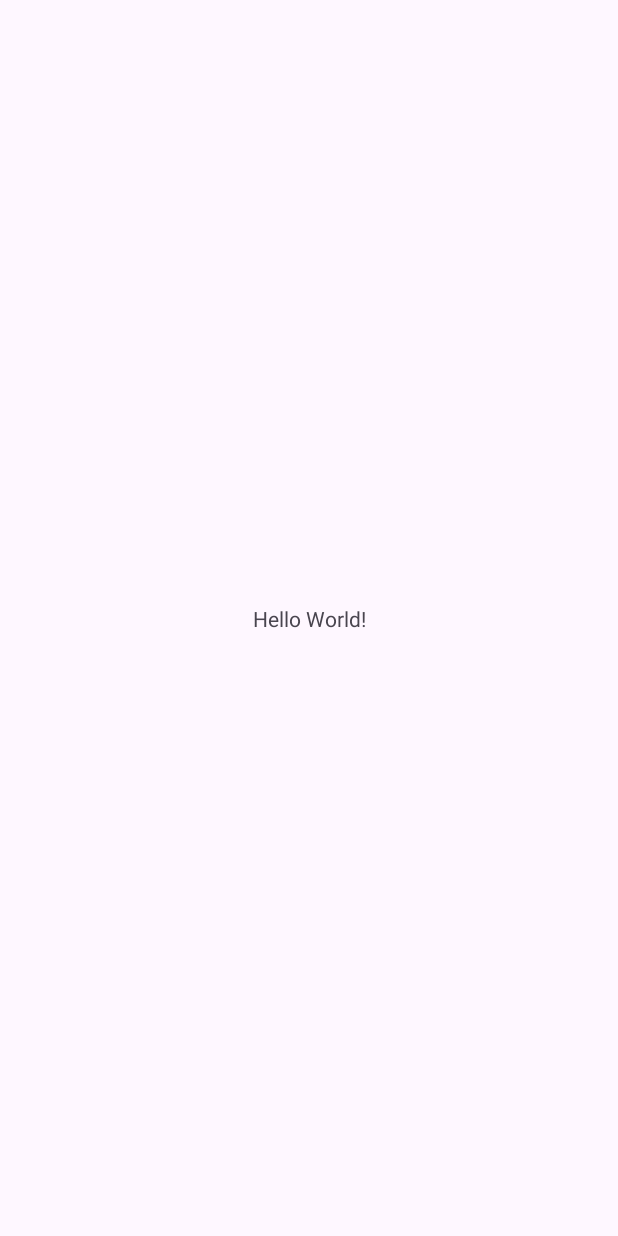
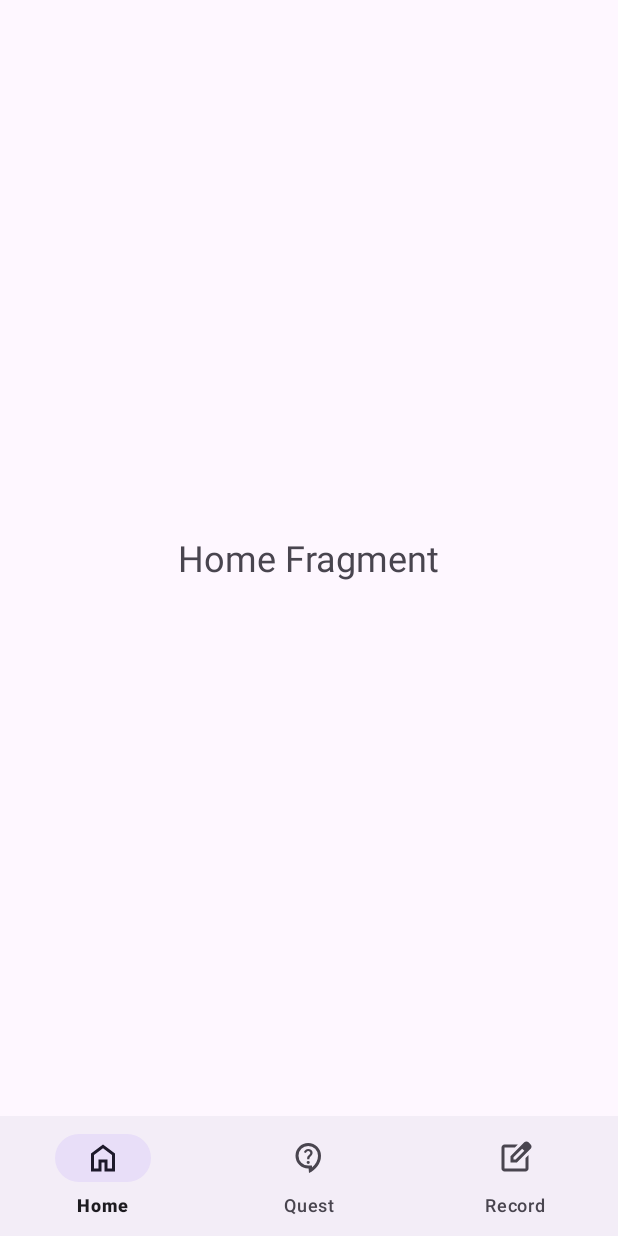
Before and after one commit to kyleidea1/Manolja, an Android app: the screen it shows after launch (MainActivity), on a phone screen of 412 x 824 dp. Before the commit the screen is almost empty. Run offline under Robolectric (Android 15) with nearby library versions, the phone set to English and light mode, and no system bars.

Commit message:
feat: 바텀 네비게이션 구현 - 홈, 퀘스트, 기록 프래그먼트 구현 필요

```diff
--- a/app/build.gradle.kts
+++ b/app/build.gradle.kts
@@ -6,6 +6,10 @@ plugins {
 android {
     namespace = "com.example.manolja"
     compileSdk = 34
+
+    buildFeatures {
+        viewBinding = true
+    }
 
     defaultConfig {
         applicationId = "com.example.manolja"
--- a/app/src/main/AndroidManifest.xml
+++ b/app/src/main/AndroidManifest.xml
@@ -12,8 +12,9 @@
         android:supportsRtl="true"
         android:theme="@style/Theme.Manolja"
         tools:targetApi="31">
+
         <activity
-            android:name=".MainActivity"
+            android:name=".ui.activity.MainActivity"
             android:exported="true">
             <intent-filter>
                 <action android:name="android.intent.action.MAIN" />
--- a/app/src/main/java/com/example/manolja/MainActivity.kt
+++ /dev/null
@@ -1,20 +0,0 @@
-package com.example.manolja
-
-import android.os.Bundle
-import androidx.activity.enableEdgeToEdge
-import androidx.appcompat.app.AppCompatActivity
-import androidx.core.view.ViewCompat
-import androidx.core.view.WindowInsetsCompat
-
-class MainActivity : AppCompatActivity() {
-    override fun onCreate(savedInstanceState: Bundle?) {
-        super.onCreate(savedInstanceState)
-        enableEdgeToEdge()
-        setContentView(R.layout.activity_main)
-        ViewCompat.setOnApplyWindowInsetsListener(findViewById(R.id.main)) { v, insets ->
-            val systemBars = insets.getInsets(WindowInsetsCompat.Type.systemBars())
-            v.setPadding(systemBars.left, systemBars.top, systemBars.right, systemBars.bottom)
-            insets
-        }
-    }
-}
--- /dev/null
+++ b/app/src/main/java/com/example/manolja/ui/activity/MainActivity.kt
@@ -0,0 +1,50 @@
+package com.example.manolja.ui.activity
+
+import android.os.Bundle
+import androidx.appcompat.app.AppCompatActivity
+import com.example.manolja.R
+import com.example.manolja.databinding.ActivityMainBinding
+import com.example.manolja.ui.fragment.HomeFragment
+import com.example.manolja.ui.fragment.QuestFragment
+import com.example.manolja.ui.fragment.RecordFragment
+
+class MainActivity : AppCompatActivity() {
+
+    private val binding: ActivityMainBinding by lazy {
+        ActivityMainBinding.inflate(layoutInflater)
+    }
+
+    override fun onCreate(savedInstanceState: Bundle?) {
+        super.onCreate(savedInstanceState)
+        setContentView(binding.root)
+
+        setupBottomNavigationView()
+
+        // 앱이 처음 시작될 때 홈 프래그먼트를 로드
+        if (savedInstanceState == null) {
+            loadFragment(HomeFragment())
+        }
+    }
+
+    private fun setupBottomNavigationView() {
+        binding.bottomNavigationView.setOnItemSelectedListener { item ->
+            val fragment = when (item.itemId) {
+                R.id.fragment_home -> HomeFragment()
+                R.id.fragment_quest -> QuestFragment()
+                R.id.fragment_record -> RecordFragment()
+                else -> null
+            }
+            fragment?.let {
+                loadFragment(it)
+                true
+            } ?: false
+        }
+    }
+
+    private fun loadFragment(fragment: androidx.fragment.app.Fragment) {
+        supportFragmentManager.beginTransaction()
+            .replace(R.id.main_container, fragment)
+            .addToBackStack(null)  // Back Stack에 추가하여 뒤로 가기 지원
+            .commit()               // 트랜잭션 커밋
+    }
+}
--- /dev/null
+++ b/app/src/main/java/com/example/manolja/ui/fragment/HomeFragment.kt
@@ -0,0 +1,18 @@
+package com.example.manolja.ui.fragment
+
+import android.os.Bundle
+import android.view.LayoutInflater
+import android.view.View
+import android.view.ViewGroup
+import androidx.fragment.app.Fragment
+import com.example.manolja.R
+
+class HomeFragment : Fragment() {
+
+    override fun onCreateView(
+        inflater: LayoutInflater, container: ViewGroup?,
+        savedInstanceState: Bundle?
+    ): View? {
+        return inflater.inflate(R.layout.fragment_home, container, false)
+    }
+}
--- /dev/null
+++ b/app/src/main/res/drawable/ic_home.xml
@@ -0,0 +1,9 @@
+<vector xmlns:android="http://schemas.android.com/apk/res/android"
+    android:width="24dp"
+    android:height="24dp"
+    android:viewportWidth="960"
+    android:viewportHeight="960">
+  <path
+      android:pathData="M240,760h120v-240h240v240h120v-360L480,220 240,400v360ZM160,840v-480l320,-240 320,240v480L520,840v-240h-80v240L160,840ZM480,490Z"
+      android:fillColor="#5f6368"/>
+</vector>
--- /dev/null
+++ b/app/src/main/res/drawable/ic_quest.xml
@@ -0,0 +1,9 @@
+<vector xmlns:android="http://schemas.android.com/apk/res/android"
+    android:width="24dp"
+    android:height="24dp"
+    android:viewportWidth="960"
+    android:viewportHeight="960">
+  <path
+      android:pathData="m480,880 l-10,-120h-10q-142,0 -241,-99t-99,-241q0,-142 99,-241t241,-99q71,0 132.5,26.5t108,73q46.5,46.5 73,108T800,420q0,75 -24.5,144t-67,128q-42.5,59 -101,107T480,880ZM560,734q71,-60 115.5,-140.5T720,420q0,-109 -75.5,-184.5T460,160q-109,0 -184.5,75.5T200,420q0,109 75.5,184.5T460,680h100v54ZM459,639q17,0 29,-12t12,-29q0,-17 -12,-29t-29,-12q-17,0 -29,12t-12,29q0,17 12,29t29,12ZM430,512h60q0,-30 6,-42t38,-44q18,-18 30,-39t12,-45q0,-51 -34.5,-76.5T460,240q-44,0 -74,24.5T344,324l56,22q5,-17 19,-33.5t41,-16.5q27,0 40.5,15t13.5,33q0,17 -10,30.5T480,402q-35,30 -42.5,47.5T430,512ZM460,447Z"
+      android:fillColor="#5f6368"/>
+</vector>
--- /dev/null
+++ b/app/src/main/res/drawable/ic_record.xml
@@ -0,0 +1,9 @@
+<vector xmlns:android="http://schemas.android.com/apk/res/android"
+    android:width="24dp"
+    android:height="24dp"
+    android:viewportWidth="960"
+    android:viewportHeight="960">
+  <path
+      android:pathData="M200,840q-33,0 -56.5,-23.5T120,760v-560q0,-33 23.5,-56.5T200,120h357l-80,80L200,200v560h560v-278l80,-80v358q0,33 -23.5,56.5T760,840L200,840ZM480,480ZM360,600v-170l367,-367q12,-12 27,-18t30,-6q16,0 30.5,6t26.5,18l56,57q11,12 17,26.5t6,29.5q0,15 -5.5,29.5T897,232L530,600L360,600ZM841,176 L785,120 841,176ZM440,520h56l232,-232 -28,-28 -29,-28 -231,231v57ZM700,260 L671,232 700,260 728,288 700,260Z"
+      android:fillColor="#5f6368"/>
+</vector>
--- a/app/src/main/res/layout/activity_main.xml
+++ b/app/src/main/res/layout/activity_main.xml
@@ -1,19 +1,24 @@
 <?xml version="1.0" encoding="utf-8"?>
-<androidx.constraintlayout.widget.ConstraintLayout xmlns:android="http://schemas.android.com/apk/res/android"
+<RelativeLayout xmlns:android="http://schemas.android.com/apk/res/android"
     xmlns:app="http://schemas.android.com/apk/res-auto"
     xmlns:tools="http://schemas.android.com/tools"
-    android:id="@+id/main"
     android:layout_width="match_parent"
     android:layout_height="match_parent"
-    tools:context=".MainActivity">
+    tools:context=".ui.activity.MainActivity">
 
-    <TextView
-        android:layout_width="wrap_content"
+    <!-- 프래그먼트가 표시될 컨테이너 -->
+    <FrameLayout
+        android:id="@+id/main_container"
+        android:layout_width="match_parent"
+        android:layout_height="match_parent"
+        android:layout_above="@id/bottomNavigationView" />
+
+    <!-- Bottom Navigation Bar -->
+    <com.google.android.material.bottomnavigation.BottomNavigationView
+        android:id="@+id/bottomNavigationView"
+        android:layout_width="match_parent"
         android:layout_height="wrap_content"
-        android:text="Hello World!"
-        app:layout_constraintBottom_toBottomOf="parent"
-        app:layout_constraintEnd_toEndOf="parent"
-        app:layout_constraintStart_toStartOf="parent"
-        app:layout_constraintTop_toTopOf="parent" />
+        android:layout_alignParentBottom="true"
+        app:menu="@menu/menu_bottom_nav" />
 
-</androidx.constraintlayout.widget.ConstraintLayout>
+</RelativeLayout>
--- /dev/null
+++ b/app/src/main/res/layout/fragment_home.xml
@@ -0,0 +1,14 @@
+<?xml version="1.0" encoding="utf-8"?>
+<FrameLayout xmlns:android="http://schemas.android.com/apk/res/android"
+    android:layout_width="match_parent"
+    android:layout_height="match_parent"
+    android:padding="16dp">
+
+    <TextView
+        android:id="@+id/text_home"
+        android:layout_width="wrap_content"
+        android:layout_height="wrap_content"
+        android:text="Home Fragment"
+        android:textSize="24sp"
+        android:layout_gravity="center" />
+</FrameLayout>
--- /dev/null
+++ b/app/src/main/res/menu/menu_bottom_nav.xml
@@ -0,0 +1,15 @@
+<?xml version="1.0" encoding="utf-8"?>
+<menu xmlns:android="http://schemas.android.com/apk/res/android">
+    <item
+        android:id="@+id/fragment_home"
+        android:icon="@drawable/ic_home"
+        android:title="Home" />
+    <item
+        android:id="@+id/fragment_quest"
+        android:icon="@drawable/ic_quest"
+        android:title="Quest" />
+    <item
+        android:id="@+id/fragment_record"
+        android:icon="@drawable/ic_record"
+        android:title="Record" />
+</menu>
```
Also changed, not shown: app/src/main/java/com/example/manolja/ui/fragment/QuestFragment.kt (added, +18 -0 lines), app/src/main/java/com/example/manolja/ui/fragment/RecordFragment.kt (added, +18 -0 lines), app/src/main/res/layout/fragment_quest.xml (added, +14 -0 lines), app/src/main/res/layout/fragment_record.xml (added, +14 -0 lines).
